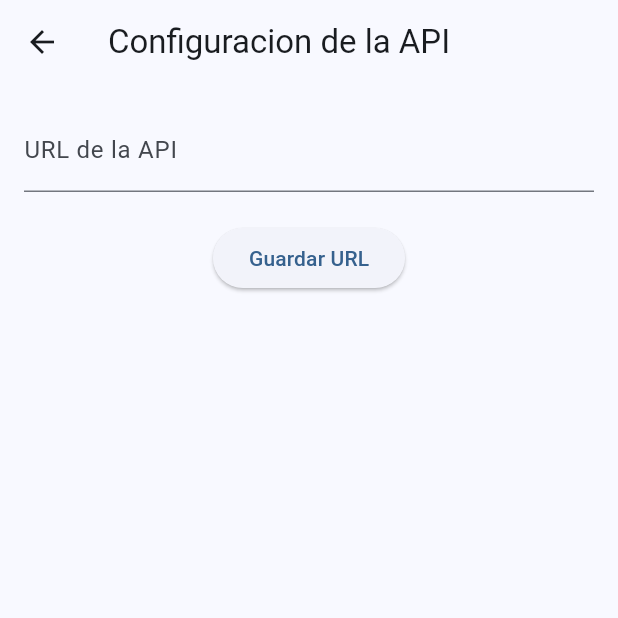
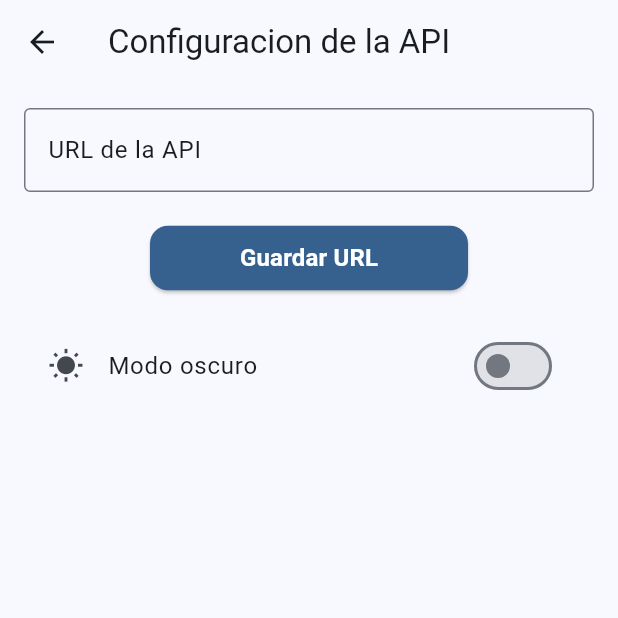
Before and after one commit to AxelMQ/app_deepSeek, a Flutter app: the screen it shows after launch, after a tap on the "settings" icon, on a phone screen of 412 x 824 dp, the top half of it. Run offline on Flutter 3.47's test engine with Material 3 defaults, Android fonts, the phone set to English and light mode, and no system bars; our stand-ins replace dio, google_fonts, shared_preferences; network calls fail; Roboto replaces fonts that are missing (Dosis).

Commit message:
config_widget

```diff
--- a/lib/main.dart
+++ b/lib/main.dart
@@ -1,14 +1,23 @@
+import 'package:app_deepseek/providers/theme_provider.dart';
 import 'package:app_deepseek/screens/home_screen.dart';
 import 'package:flutter/material.dart';
 import 'package:google_fonts/google_fonts.dart';
+import 'package:provider/provider.dart';
 
-void main() => runApp(const MyApp());
+void main() => runApp(
+      ChangeNotifierProvider(
+        create: (_) => ThemeProvider(),
+        child: const MyApp(),
+      ),
+    );
 
 class MyApp extends StatelessWidget {
   const MyApp({super.key});
 
   @override
   Widget build(BuildContext context) {
+    final themeProvider = Provider.of<ThemeProvider>(context);
+
     return MaterialApp(
       title: 'DeepSeek API',
       theme: ThemeData(
@@ -27,7 +36,7 @@ class MyApp extends StatelessWidget {
         ),
         textTheme: GoogleFonts.dosisTextTheme(),
       ),
-      themeMode: ThemeMode.light,
+      themeMode: themeProvider.themeMode,
       debugShowCheckedModeBanner: false,
       home: const HomeScreen(),
     );
--- /dev/null
+++ b/lib/providers/theme_provider.dart
@@ -0,0 +1,17 @@
+import 'package:flutter/material.dart';
+
+class ThemeProvider with ChangeNotifier {
+  ThemeMode _themeMode = ThemeMode.system;
+
+  ThemeMode get themeMode => _themeMode;
+
+  void setThemeMode(ThemeMode mode) {
+    _themeMode = mode;
+    notifyListeners();
+  }
+
+  void toggleTheme(bool isDark) {
+    _themeMode = isDark ? ThemeMode.dark : ThemeMode.light;
+    notifyListeners();
+  }
+}
--- a/lib/screens/config_screen.dart
+++ b/lib/screens/config_screen.dart
@@ -1,5 +1,10 @@
+import 'package:app_deepseek/providers/theme_provider.dart';
 import 'package:app_deepseek/services/api_config_service.dart';
+import 'package:app_deepseek/widgets/custom_button.dart';
+import 'package:app_deepseek/widgets/custom_text_field.dart';
+import 'package:app_deepseek/widgets/theme_toggle_button.dart';
 import 'package:flutter/material.dart';
+import 'package:provider/provider.dart';
 
 class ConfigScreen extends StatefulWidget {
   const ConfigScreen({super.key});
@@ -30,8 +35,7 @@ class _ConfigScreenState extends State<ConfigScreen> {
     final newUrl = _urlController.text;
     if (newUrl.isNotEmpty) {
       await ApiConfigService.saveApiUrl(newUrl);
-      ScaffoldMessenger.of(context).showSnackBar(
-        const SnackBar(
+      ScaffoldMessenger.of(context).showSnackBar(const SnackBar(
         content: Row(
           children: [
             Icon(Icons.check_box),
@@ -44,6 +48,8 @@ class _ConfigScreenState extends State<ConfigScreen> {
 
   @override
   Widget build(BuildContext context) {
+    Provider.of<ThemeProvider>(context, listen: true);
+
     return Scaffold(
       appBar: AppBar(
         title: const Text('Configuracion de la API'),
@@ -52,18 +58,23 @@ class _ConfigScreenState extends State<ConfigScreen> {
         padding: const EdgeInsets.all(16.0),
         child: Column(
           children: [
-            TextField(
+            CustomTextField(
               controller: _urlController,
-              decoration: const InputDecoration(
-                labelText: 'URL de la API',
-                hintText: 'Ej: http://192.168.1.100/api',
-              ),
+              labelText: 'URL de la API',
+              hintText: 'Ej: http://192.168.1.100/api',
             ),
             const SizedBox(height: 20),
-            ElevatedButton(
+            CustomButton(
+              text: 'Guardar URL',
               onPressed: _savedUrl,
-              child: const Text('Guardar URL'),
-            )
+              backgroundColor: Theme.of(context).colorScheme.primary,
+              textColor: Theme.of(context).colorScheme.onPrimary,
+              borderRadius: 12.0,
+              padding: const EdgeInsets.symmetric(vertical: 10, horizontal: 60),
+            ),
+            const SizedBox(height: 20),
+            // Botón para cambiar el tema
+            const ThemeToggleButton(),
           ],
         ),
       ),
--- /dev/null
+++ b/lib/widgets/custom_button.dart
@@ -0,0 +1,44 @@
+import 'package:flutter/material.dart';
+
+class CustomButton extends StatelessWidget {
+  final String text;
+  final VoidCallback onPressed;
+  final Color? backgroundColor;
+  final Color? textColor;
+  final double? borderRadius;
+  final EdgeInsetsGeometry? padding;
+
+  const CustomButton({
+    super.key,
+    required this.text,
+    required this.onPressed,
+    this.backgroundColor,
+    this.textColor,
+    this.borderRadius,
+    this.padding,
+  });
+
+  @override
+  Widget build(BuildContext context) {
+    return ElevatedButton(
+      onPressed: onPressed,
+      style: ElevatedButton.styleFrom(
+        backgroundColor:
+            backgroundColor ?? Theme.of(context).colorScheme.primary,
+        foregroundColor: textColor ?? Theme.of(context).colorScheme.onPrimary,
+        padding:
+            padding ?? const EdgeInsets.symmetric(vertical: 16, horizontal: 24),
+        shape: RoundedRectangleBorder(
+          borderRadius: BorderRadius.circular(borderRadius ?? 8.0),
+        ),
+      ),
+      child: Text(
+        text,
+        style: const TextStyle(
+          fontSize: 16,
+          fontWeight: FontWeight.bold,
+        ),
+      ),
+    );
+  }
+}
--- /dev/null
+++ b/lib/widgets/custom_text_field.dart
@@ -0,0 +1,54 @@
+import 'package:flutter/material.dart';
+
+class CustomTextField extends StatelessWidget {
+  final TextEditingController controller;
+  final String labelText;
+  final String hintText;
+
+  const CustomTextField({
+    super.key,
+    required this.controller,
+    required this.labelText,
+    required this.hintText,
+  });
+
+  @override
+  Widget build(BuildContext context) {
+    return TextField(
+      controller: controller,
+      style: TextStyle(
+        color: Theme.of(context)
+            .colorScheme
+            .onSurface, // Color del texto ingresado
+      ),
+      decoration: InputDecoration(
+        labelText: labelText,
+        labelStyle: TextStyle(
+          color: Theme.of(context)
+              .colorScheme
+              .onSurface, // Color del texto de la etiqueta
+        ),
+        hintText: hintText,
+        hintStyle: TextStyle(
+          color: Theme.of(context).hintColor, // Color del hintText
+        ),
+        enabledBorder: OutlineInputBorder(
+          borderSide: BorderSide(
+            color: Theme.of(context)
+                .colorScheme
+                .outline, // Color del borde cuando no está enfocado
+          ),
+        ),
+        focusedBorder: OutlineInputBorder(
+          borderSide: BorderSide(
+            color: Theme.of(context)
+                .colorScheme
+                .primary, // Color del borde cuando está enfocado
+          ),
+        ),
+        filled: true,
+        fillColor: Theme.of(context).colorScheme.surface, // Color de fondo
+      ),
+    );
+  }
+}
--- /dev/null
+++ b/lib/widgets/theme_toggle_button.dart
@@ -0,0 +1,25 @@
+import 'package:flutter/material.dart';
+import 'package:provider/provider.dart';
+import 'package:app_deepseek/providers/theme_provider.dart';
+
+class ThemeToggleButton extends StatelessWidget {
+  const ThemeToggleButton({super.key});
+
+  @override
+  Widget build(BuildContext context) {
+    final themeProvider = Provider.of<ThemeProvider>(context, listen: true);
+
+    return SwitchListTile(
+      title: const Text('Modo oscuro'),
+      secondary: Icon(
+        themeProvider.themeMode == ThemeMode.dark
+            ? Icons.nightlight_round // Ícono de luna para el modo oscuro
+            : Icons.wb_sunny, // Ícono de sol para el modo claro
+      ),
+      value: themeProvider.themeMode == ThemeMode.dark,
+      onChanged: (value) {
+        themeProvider.toggleTheme(value);
+      },
+    );
+  }
+}
--- a/pubspec.yaml
+++ b/pubspec.yaml
@@ -38,6 +38,7 @@ dependencies:
   shared_preferences: ^2.5.2
   dio: ^5.8.0+1
   google_fonts: ^6.2.1
+  provider: ^6.1.2
 
 dev_dependencies:
   flutter_test:
```
Also changed, not shown: pubspec.lock.
